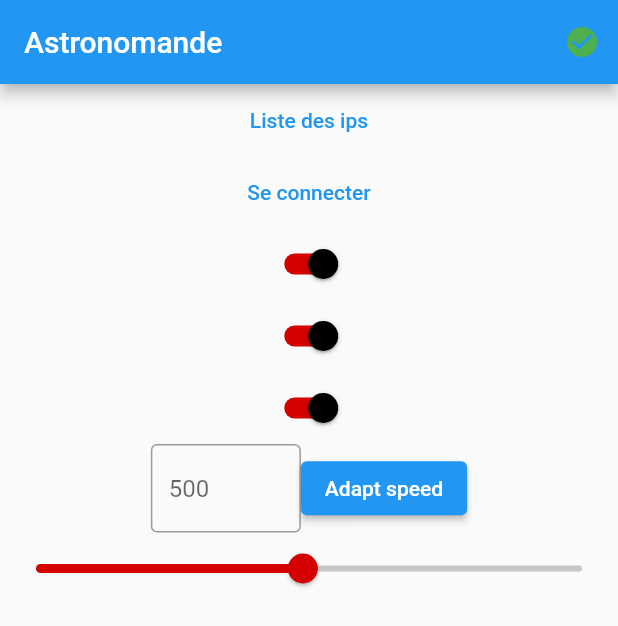
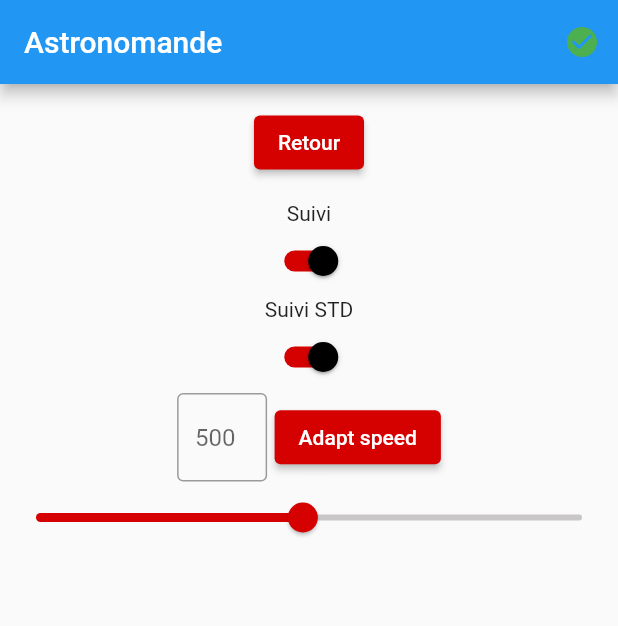
Before and after one commit to PZZed/AstroRemote, a Flutter app: the screen it shows after launch, on a phone screen of 412 x 824 dp. Shown: the top 626 px of the screen. Run offline on Flutter 3.47's test engine with Material 2 defaults, Android fonts, the light colour scheme and no system bars.

Commit message:
update widgets

```diff
--- a/lib/customSlider.dart
+++ b/lib/customSlider.dart
@@ -43,9 +43,12 @@ class _CustomSlider extends State<CustomSlider> {
       mainAxisAlignment: MainAxisAlignment.center,
       children: [
         Row(mainAxisAlignment: MainAxisAlignment.center, children: [SizedBox(
-          width: 100,
-          child: textInput),
-          ElevatedButton(onPressed: () { return null; /*TODO: call adapt speed service*/}, child: Text("Adapt speed"),)],)
+          width: 60,
+          child: textInput),SizedBox(width: 5),
+          ElevatedButton(
+            onPressed: () { return null; /*TODO: call adapt speed service*/},
+            child: Text("Adapt speed"),
+            style: ElevatedButton.styleFrom(primary: Colors.redAccent.shade700),)],)
         ,
         slider
       ]);
--- a/lib/customSwitch.dart
+++ b/lib/customSwitch.dart
@@ -1,12 +1,22 @@
 import 'package:flutter/material.dart';
 
 class CustomSwitchWidget extends StatefulWidget {
+
+  String name;
+
+  CustomSwitchWidget(this.name); //constructor
+
   @override
-  _CustomSwitch createState() => _CustomSwitch();
+  _CustomSwitch createState() => _CustomSwitch(name);
 }
 
 class _CustomSwitch extends State<CustomSwitchWidget> {
+  String name;
+  _CustomSwitch(this.name); //constructor
+
   bool light = true;
+
+
   @override
   Widget build(BuildContext context) {
     final MaterialStateProperty<Color?> trackColor =
@@ -39,19 +49,20 @@ class _CustomSwitch extends State<CustomSwitchWidget> {
         return null;
       },
     );
+    return Column(
+      mainAxisAlignment:MainAxisAlignment.center,
+      children: [
+        Text(name),
+        Switch(
+          // This bool value toggles the switch.
+          value: light,
+          overlayColor: overlayColor,
+          trackColor: trackColor,
+          thumbColor: const MaterialStatePropertyAll<Color>(Colors.black),
+          onChanged: (bool value) {setState(() {light = value; /*TODO : call switch service*/});
+      },
+    ),
+    SizedBox(width: 5)]);
 
-    return Switch(
-      // This bool value toggles the switch.
-      value: light,
-      overlayColor: overlayColor,
-      trackColor: trackColor,
-      thumbColor: const MaterialStatePropertyAll<Color>(Colors.black),
-      onChanged: (bool value) {
-        // This is called when the user toggles the switch.
-        setState(() {
-          light = value;
-        });
-      },
-    );
   }
 }
--- a/lib/home_page.dart
+++ b/lib/home_page.dart
@@ -17,6 +17,9 @@ class HomePage extends StatelessWidget {
     return Icon(Icons.close_rounded,color: Colors.red);
   }
 
+  SizedBox verticalSpace = SizedBox(height: 15);
+  SizedBox horizontalSpace = SizedBox(width: 5);
+
   @override
   Widget build(BuildContext context) {
     return Scaffold(
@@ -31,7 +34,7 @@ class HomePage extends StatelessWidget {
       body: Center(
           child: Column(
         children: [
-          TextButton(
+          /*TextButton(
               onPressed: () async {
                 try {
                   //  final wifiIP = await info.getWifiGatewayIP();
@@ -48,10 +51,16 @@ class HomePage extends StatelessWidget {
               Navigator.push(context,
                   MaterialPageRoute(builder: (context) => RemotePage()));
             },
-          ),
-          CustomSwitchWidget(),
-          CustomSwitchWidget(),
-          CustomSwitchWidget(),
+          ),*/
+          verticalSpace,
+          ElevatedButton(
+            onPressed: () { return null; /*TODO: call adapt speed service*/},
+            child: Text("Retour"),
+            style: ElevatedButton.styleFrom(primary: Colors.redAccent.shade700),),
+            verticalSpace,
+          CustomSwitchWidget("Suivi"),
+          CustomSwitchWidget("Suivi STD"),
+
           CustomSlider()
         ],
       )),
```
